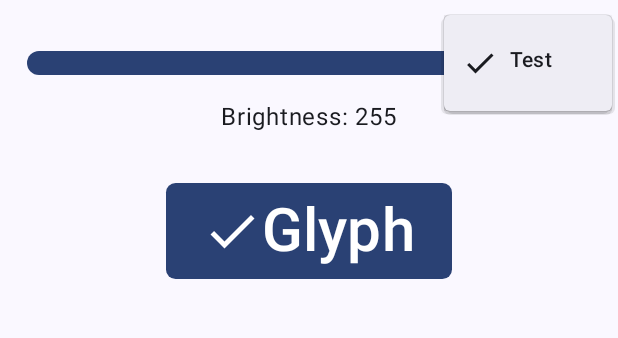
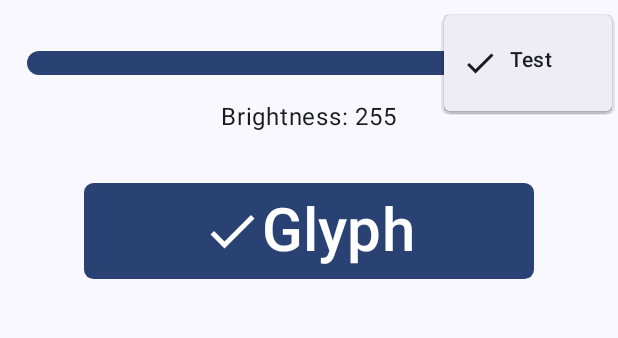
Before and after one commit to HE7086/GlyphTorch, an Android app built with Jetpack Compose: the screen it shows after launch (MainActivity), after a tap on "Localized description", on a phone screen of 412 x 824 dp, the part 69-407 px from its top. Run offline under Robolectric (Android 15) with nearby library versions, the phone set to English and light mode, and no system bars; libraries missing offline, so code that uses them is left out: com.topjohnwu.superuser; 4 statements that could not run were skipped; 1 other tap on this screen came first.

Commit message:
make buttons have same width

```diff
--- a/app/src/main/java/com/heyi7086/glyphtorch/MainActivity.kt
+++ b/app/src/main/java/com/heyi7086/glyphtorch/MainActivity.kt
@@ -2,7 +2,6 @@ package com.heyi7086.glyphtorch
 
 import android.content.Context
 import android.content.pm.PackageManager
-import android.graphics.Camera
 import android.hardware.camera2.CameraManager
 import android.os.Bundle
 import android.util.Log
@@ -16,11 +15,11 @@ import androidx.compose.foundation.layout.Spacer
 import androidx.compose.foundation.layout.fillMaxSize
 import androidx.compose.foundation.layout.padding
 import androidx.compose.foundation.layout.size
+import androidx.compose.foundation.layout.width
 import androidx.compose.foundation.shape.RoundedCornerShape
 import androidx.compose.material.icons.Icons
 import androidx.compose.material.icons.filled.Check
 import androidx.compose.material.icons.filled.Clear
-import androidx.compose.material.icons.filled.Favorite
 import androidx.compose.material.icons.filled.MoreVert
 import androidx.compose.material3.Button
 import androidx.compose.material3.CenterAlignedTopAppBar
@@ -136,8 +135,8 @@ class MainActivity : ComponentActivity() {
                     verticalArrangement = Arrangement.spacedBy(32.dp)
                 ) {
                     BrightnessSlider(Modifier.padding(horizontal = 16.dp))
-                    ActivateButton()
-                    FlashLightButton()
+                    ActivateButton(Modifier.width(300.dp))
+                    FlashLightButton(Modifier.width(300.dp))
                 }
             }
         )
@@ -215,6 +214,7 @@ class MainActivity : ComponentActivity() {
                 mutableStateOf(false)
             }
             Button(
+                modifier = modifier,
                 onClick = {
                     flag = !flag
                     getSystemService(Context.CAMERA_SERVICE)?.let {
```
